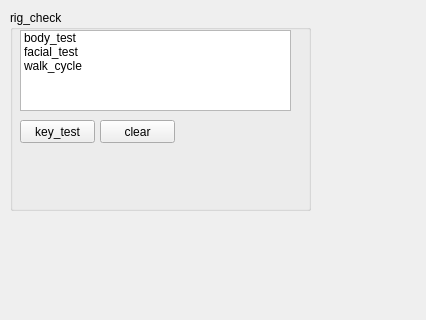
Above: python/sub_script/RIG_check_tool/RIG_check_tool_UI.ui from sumtting/KJY before the change; both pictures show x 0 to 426 and y 0 to 320 of the 426 by 515 pixel window. Below: the same form after it.
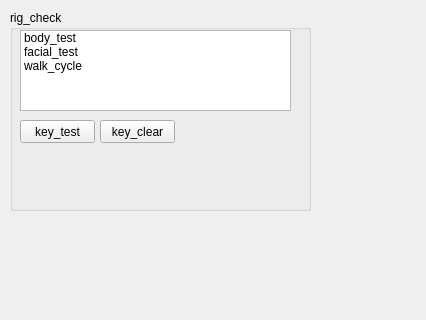
That is the form after the change.

```diff
--- a/python/sub_script/RIG_check_tool/RIG_check_tool_UI.ui
+++ b/python/sub_script/RIG_check_tool/RIG_check_tool_UI.ui
@@ -49,7 +49,7 @@
       </rect>
      </property>
      <property name="text">
-      <string>clear</string>
+      <string>key_clear</string>
      </property>
     </widget>
     <widget class="QListWidget" name="listWidget_Test">
```
Left out of the diff: 4 changed lines with no effect on the pictures.
